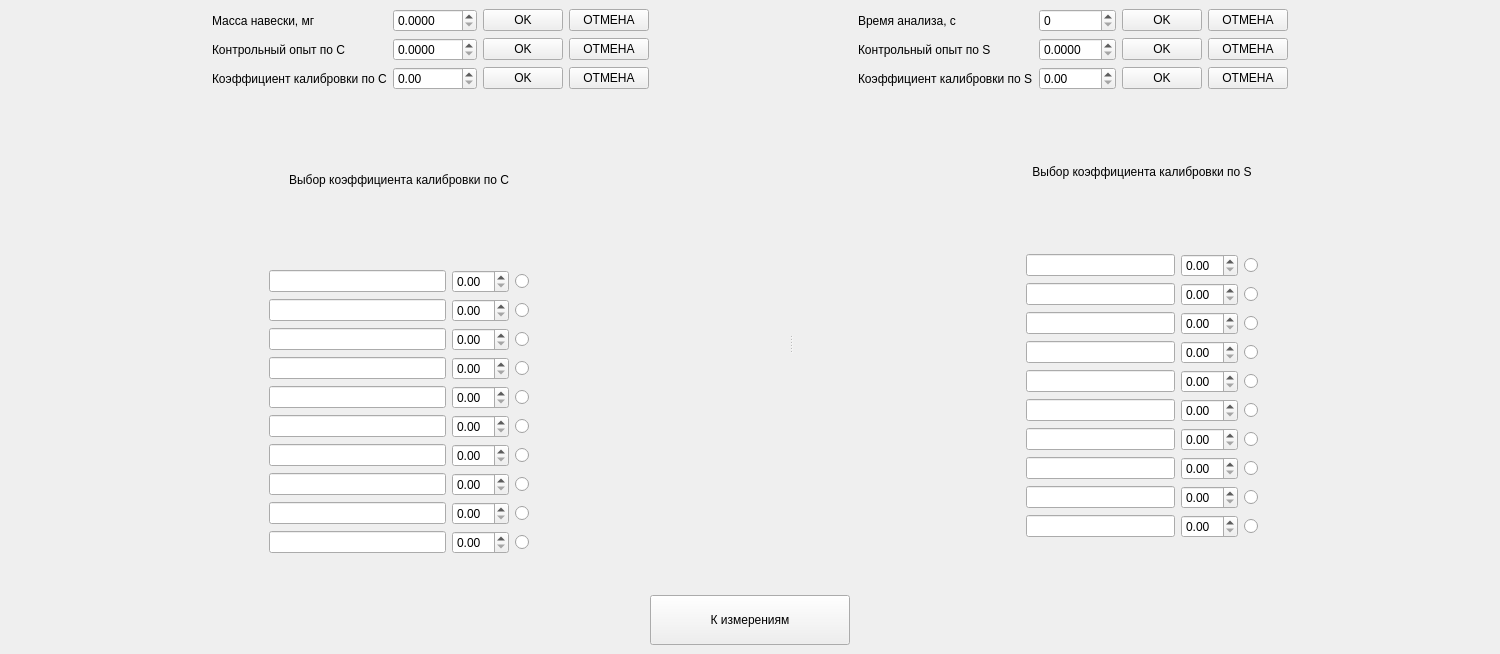
Qt form front/parampage.ui (YoLandy/Gasoanalysator) before a commit.
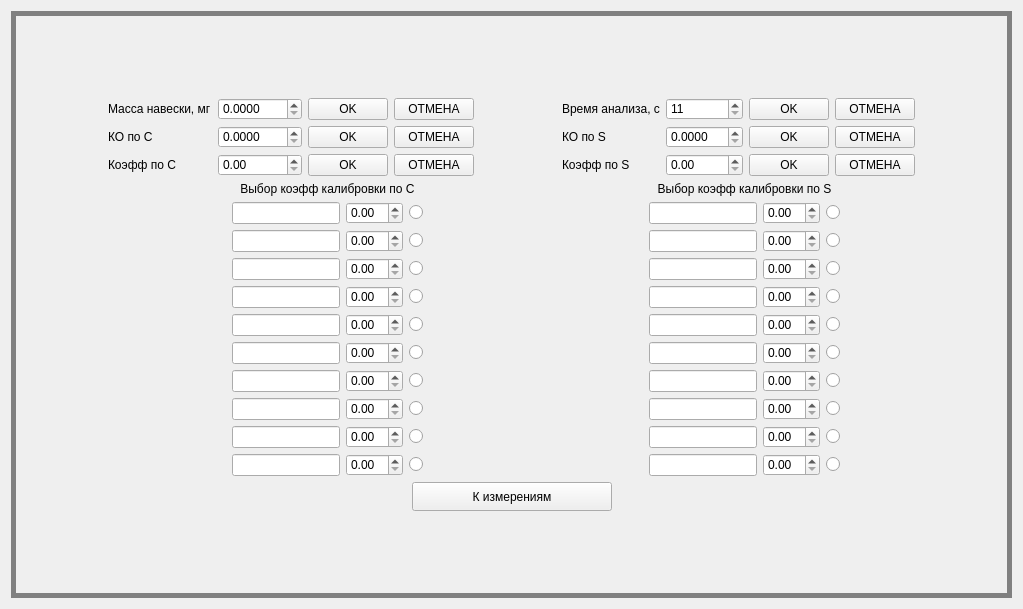
The same form after that commit.

What changed in the file:
```diff
--- a/front/parampage.ui
+++ b/front/parampage.ui
@@ -1,19 +1,19 @@
 <?xml version="1.0" encoding="UTF-8"?>
 <ui version="4.0">
  <class>MainWindow</class>
- <widget class="QMainWindow" name="MainWindow">
+ <widget class="QWidget" name="MainWindow">
   <property name="geometry">
    <rect>
     <x>0</x>
     <y>0</y>
-    <width>1500</width>
-    <height>654</height>
+    <width>1023</width>
+    <height>609</height>
    </rect>
   </property>
   <property name="minimumSize">
    <size>
-    <width>1000</width>
-    <height>652</height>
+    <width>0</width>
+    <height>0</height>
    </size>
   </property>
   <property name="maximumSize">
@@ -28,9 +28,27 @@
   <property name="styleSheet">
    <string notr="true">font: 75 18pt &quot;MS Shell Dlg 2&quot;;</string>
   </property>
-  <widget class="QWidget" name="centralwidget">
+  <layout class="QGridLayout" name="gridLayout_8">
+   <item row="0" column="0">
+    <layout class="QGridLayout" name="gridLayout_6">
+     <item row="0" column="0">
+      <widget class="QFrame" name="frame">
+       <property name="styleSheet">
+        <string notr="true">#frame { border: 5px solid gray; }</string>
+       </property>
+       <property name="frameShape">
+        <enum>QFrame::Box</enum>
+       </property>
+       <property name="frameShadow">
+        <enum>QFrame::Plain</enum>
+       </property>
+       <property name="lineWidth">
+        <number>5</number>
+       </property>
+       <layout class="QGridLayout" name="gridLayout_7">
+        <item row="0" column="0">
    <layout class="QGridLayout" name="gridLayout_5">
-    <item row="0" column="0">
+          <item row="0" column="0" colspan="2">
      <layout class="QHBoxLayout" name="horizontalLayout_3">
       <item>
        <spacer name="horizontalSpacer_7">
@@ -71,7 +89,7 @@
         <item row="1" column="0">
          <widget class="QLabel" name="label_3">
           <property name="text">
-           <string>Контрольный опыт по C</string>
+                 <string>КО по С</string>
           </property>
          </widget>
         </item>
@@ -105,7 +123,7 @@
         <item row="2" column="0">
          <widget class="QLabel" name="label_5">
           <property name="text">
-           <string>Коэффициент калибровки по C</string>
+                 <string>Коэфф по С</string>
           </property>
          </widget>
         </item>
@@ -172,6 +190,9 @@
         </item>
         <item row="0" column="1">
          <widget class="QSpinBox" name="time_sb">
+                <property name="minimum">
+                 <number>11</number>
+                </property>
           <property name="maximum">
            <number>9999</number>
           </property>
@@ -194,7 +215,7 @@
         <item row="1" column="0">
          <widget class="QLabel" name="label_4">
           <property name="text">
-           <string>Контрольный опыт по S</string>
+                 <string>КО по S</string>
           </property>
          </widget>
         </item>
@@ -228,7 +249,7 @@
         <item row="2" column="0">
          <widget class="QLabel" name="label_6">
           <property name="text">
-           <string>Коэффициент калибровки по S</string>
+                 <string>Коэфф по S</string>
           </property>
          </widget>
         </item>
@@ -274,11 +295,6 @@
      </layout>
     </item>
     <item row="1" column="0">
-     <widget class="QSplitter" name="splitter">
-      <property name="orientation">
-       <enum>Qt::Horizontal</enum>
-      </property>
-      <widget class="QWidget" name="layoutWidget">
        <layout class="QHBoxLayout" name="horizontalLayout">
         <item>
          <spacer name="horizontalSpacer_3">
@@ -304,7 +320,7 @@
              </size>
             </property>
             <property name="text">
-             <string>Выбор коэффициента калибровки по C</string>
+                 <string>Выбор коэфф калибровки по C</string>
             </property>
             <property name="alignment">
              <set>Qt::AlignCenter</set>
@@ -461,8 +477,8 @@
          </spacer>
         </item>
        </layout>
-      </widget>
-      <widget class="QWidget" name="layoutWidget">
+          </item>
+          <item row="1" column="1">
        <layout class="QHBoxLayout" name="horizontalLayout_4">
         <item>
          <spacer name="horizontalSpacer_8">
@@ -488,7 +504,7 @@
              </size>
             </property>
             <property name="text">
-             <string>Выбор коэффициента калибровки по S</string>
+                 <string>Выбор коэфф калибровки по S</string>
             </property>
             <property name="alignment">
              <set>Qt::AlignCenter</set>
@@ -645,10 +661,8 @@
          </spacer>
         </item>
        </layout>
-      </widget>
-     </widget>
-    </item>
-    <item row="2" column="0">
+          </item>
+          <item row="2" column="0" colspan="2">
      <layout class="QHBoxLayout" name="horizontalLayout_2">
       <item>
        <spacer name="horizontalSpacer">
@@ -668,7 +682,7 @@
         <property name="minimumSize">
          <size>
           <width>200</width>
-          <height>50</height>
+                <height>29</height>
          </size>
         </property>
         <property name="text">
@@ -692,7 +706,13 @@
      </layout>
     </item>
    </layout>
-  </widget>
+        </item>
+       </layout>
+      </widget>
+     </item>
+    </layout>
+   </item>
+  </layout>
  </widget>
  <resources/>
  <connections/>
```
Left out of the diff: 66 changed lines with no effect on the pictures. Lines whose indentation alone changed are shown as unchanged.
